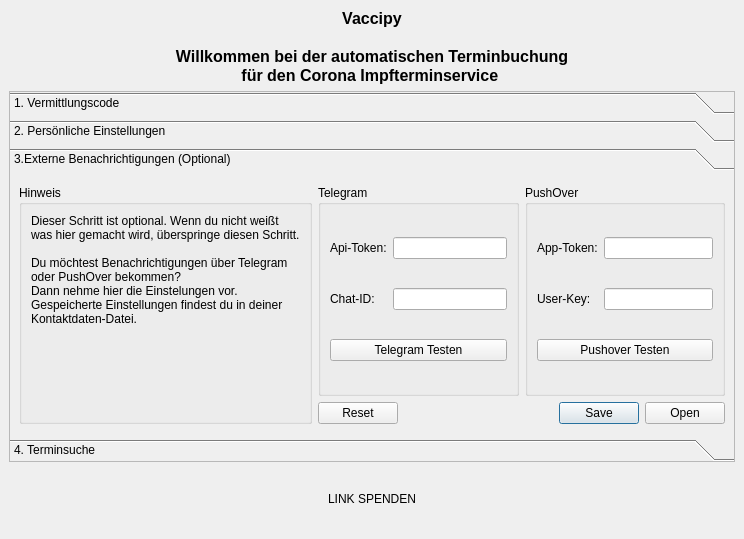
Qt form tools/gui/main.ui (timreibe/vaccipy) before a commit.
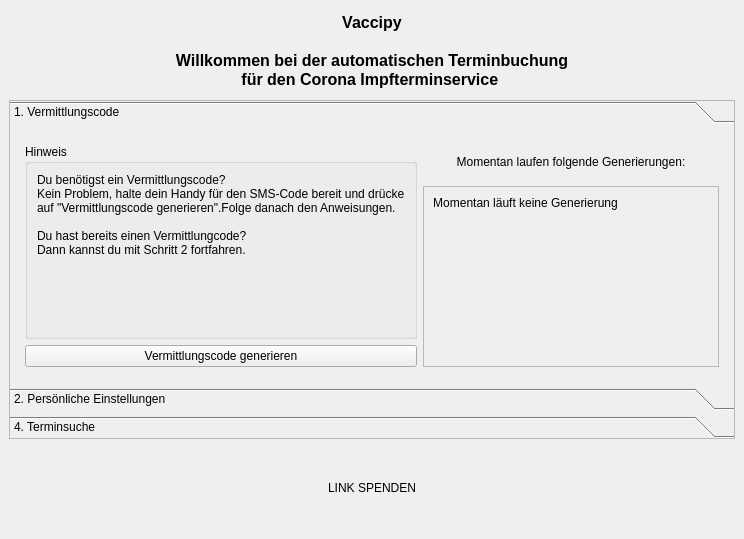
The same form after that commit. The open tabs and pages were chosen to show the change.

What changed in the file:
```diff
--- a/tools/gui/main.ui
+++ b/tools/gui/main.ui
@@ -16,7 +16,7 @@
   <widget class="QWidget" name="centralwidget">
    <layout class="QGridLayout">
     <item row="0" column="0">
-     <layout class="QVBoxLayout" name="verticalLayout" stretch="1,6,1">
+     <layout class="QVBoxLayout" name="verticalLayout" stretch="1,4,1">
       <item>
        <widget class="QLabel" name="header_label">
         <property name="font">
@@ -66,7 +66,7 @@
            <x>0</x>
            <y>0</y>
            <width>722</width>
-           <height>259</height>
+           <height>255</height>
           </rect>
          </property>
          <attribute name="label">
@@ -135,24 +135,45 @@
              </layout>
             </item>
             <item>
-             <layout class="QVBoxLayout" name="verticalLayout_2" stretch="1,4">
+             <layout class="QVBoxLayout" name="codegen_rechts_layout" stretch="1,5">
               <item>
                <widget class="QLabel" name="label_3">
                 <property name="text">
-                 <string>Folgende Vermittlungscodes werden generiert:</string>
+                 <string>Momentan laufen folgende Generierungen:</string>
+                </property>
+                <property name="alignment">
+                 <set>Qt::AlignCenter</set>
                 </property>
                </widget>
               </item>
               <item>
-               <layout class="QGridLayout" name="gridLayout_2">
-                <item row="0" column="0" colspan="2">
-                 <widget class="QLabel" name="label_5">
-                  <property name="text">
-                   <string>Momentan läuft keine Generierung</string>
-                  </property>
-                 </widget>
-                </item>
-               </layout>
+               <widget class="QScrollArea" name="codeGenProzesse_scrollArea">
+                <property name="widgetResizable">
+                 <bool>true</bool>
+                </property>
+                <widget class="QWidget" name="codeGenProzesse_scrollAreaContents">
+                 <property name="geometry">
+                  <rect>
+                   <x>0</x>
+                   <y>0</y>
+                   <width>334</width>
+                   <height>179</height>
+                  </rect>
+                 </property>
+                 <layout class="QFormLayout" name="codeGenProzesse_layout">
+                  <item row="0" column="0">
+                   <widget class="QLabel" name="keine_codeGen_lable">
+                    <property name="text">
+                     <string>Momentan läuft keine Generierung</string>
+                    </property>
+                    <property name="alignment">
+                     <set>Qt::AlignCenter</set>
+                    </property>
+                   </widget>
+                  </item>
+                 </layout>
+                </widget>
+               </widget>
               </item>
              </layout>
             </item>
@@ -295,169 +316,6 @@
           </item>
          </layout>
         </widget>
-        <widget class="QWidget" name="toolBoxPage_telegram">
-         <property name="geometry">
-          <rect>
-           <x>0</x>
-           <y>0</y>
-           <width>722</width>
-           <height>259</height>
-          </rect>
-         </property>
-         <attribute name="label">
-          <string>3.Externe Benachrichtigungen (Optional)</string>
-         </attribute>
-         <layout class="QGridLayout" name="gridLayout_9">
-          <item row="1" column="0">
-           <layout class="QHBoxLayout" name="horizontalLayout_4" stretch="1,2">
-            <item>
-             <widget class="QGroupBox" name="groupBox_4">
-              <property name="title">
-               <string>Hinweis</string>
-              </property>
-              <layout class="QGridLayout" name="gridLayout_14">
-               <item row="0" column="0">
-                <widget class="QLabel" name="label_9">
-                 <property name="text">
-                  <string>Dieser Schritt ist optional. Wenn du nicht weißt
-was hier gemacht wird, überspringe diesen Schritt.
-
-Du möchtest Benachrichtigungen über Telegram
-oder PushOver bekommen?
-Dann nehme hier die Einstelungen vor.
-Gespeicherte Einstellungen findest du in deiner
-Kontaktdaten-Datei.</string>
-                 </property>
-                 <property name="alignment">
-                  <set>Qt::AlignLeading|Qt::AlignLeft|Qt::AlignTop</set>
-                 </property>
-                </widget>
-               </item>
-              </layout>
-             </widget>
-            </item>
-            <item>
-             <layout class="QVBoxLayout" name="verticalLayout_4">
-              <item>
-               <layout class="QHBoxLayout" name="horizontalLayout_5">
-                <item>
-                 <widget class="QGroupBox" name="groupBox_5">
-                  <property name="title">
-                   <string>Telegram</string>
-                  </property>
-                  <layout class="QGridLayout" name="gridLayout_12">
-                   <item row="0" column="2">
-                    <widget class="QLineEdit" name="i_api_token">
-                     <property name="clearButtonEnabled">
-                      <bool>false</bool>
-                     </property>
-                    </widget>
-                   </item>
-                   <item row="1" column="2">
-                    <widget class="QLineEdit" name="i_chat_id">
-                     <property name="clearButtonEnabled">
-                      <bool>false</bool>
-                     </property>
-                    </widget>
-                   </item>
-                   <item row="0" column="1">
-                    <widget class="QLabel" name="api_token_label">
-                     <property name="text">
-                      <string>Api-Token:</string>
-                     </property>
-                    </widget>
-                   </item>
-                   <item row="1" column="1">
-                    <widget class="QLabel" name="chat_id_label">
-                     <property name="text">
-                      <string>Chat-ID:</string>
-                     </property>
-                    </widget>
-                   </item>
-                   <item row="2" column="1" colspan="2">
-                    <widget class="QPushButton" name="b_test_telegram">
-                     <property name="text">
-                      <string>Telegram Testen</string>
-                     </property>
-                    </widget>
-                   </item>
-                  </layout>
-                 </widget>
-                </item>
-                <item>
-                 <widget class="QGroupBox" name="groupBox_6">
-                  <property name="font">
-                   <font>
-                    <weight>50</weight>
-                    <bold>false</bold>
-                   </font>
-                  </property>
-                  <property name="title">
-                   <string>PushOver</string>
-                  </property>
-                  <property name="flat">
-                   <bool>false</bool>
-                  </property>
-                  <property name="checkable">
-                   <bool>false</bool>
-                  </property>
-                  <layout class="QGridLayout" name="gridLayout_11">
-                   <item row="3" column="1">
-                    <widget class="QLineEdit" name="i_user_key">
-                     <property name="clearButtonEnabled">
-                      <bool>false</bool>
-                     </property>
-                    </widget>
-                   </item>
-                   <item row="0" column="1">
-                    <widget class="QLineEdit" name="i_app_token">
-                     <property name="clearButtonEnabled">
-                      <bool>false</bool>
-                     </property>
-                    </widget>
-                   </item>
-                   <item row="0" column="0">
-                    <widget class="QLabel" name="app_token_label">
-                     <property name="text">
-                      <string>App-Token:</string>
-                     </property>
-                    </widget>
-                   </item>
-                   <item row="5" column="0" colspan="2">
-                    <widget class="QPushButton" name="b_test_pushover">
-                     <property name="text">
-                      <string>Pushover Testen</string>
-                     </property>
-                    </widget>
-                   </item>
-                   <item row="3" column="0">
-                    <widget class="QLabel" name="user_key_label">
-                     <property name="text">
-                      <string>User-Key:</string>
-                     </property>
-                    </widget>
-                   </item>
-                  </layout>
-                 </widget>
-                </item>
-               </layout>
-              </item>
-              <item>
-               <widget class="QDialogButtonBox" name="buttonBox">
-                <property name="toolTip">
-                 <string>&lt;html&gt;&lt;head/&gt;&lt;body&gt;&lt;p&gt;Die Einstellungen sind in der Kontaktdaten.json gespeichert.&lt;/p&gt;&lt;/body&gt;&lt;/html&gt;</string>
-                </property>
-                <property name="standardButtons">
-                 <set>QDialogButtonBox::Open|QDialogButtonBox::Reset|QDialogButtonBox::Save</set>
-                </property>
-               </widget>
-              </item>
-             </layout>
-            </item>
-           </layout>
-          </item>
-         </layout>
-        </widget>
         <widget class="QWidget" name="toolBoxPage_terminsuche">
          <property name="geometry">
           <rect>
```
Left out of the diff: 63 changed lines with no effect on the pictures.
